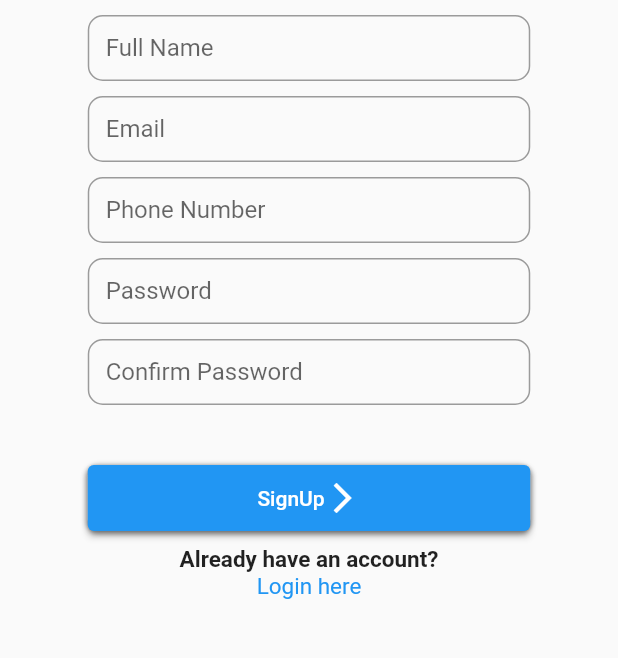
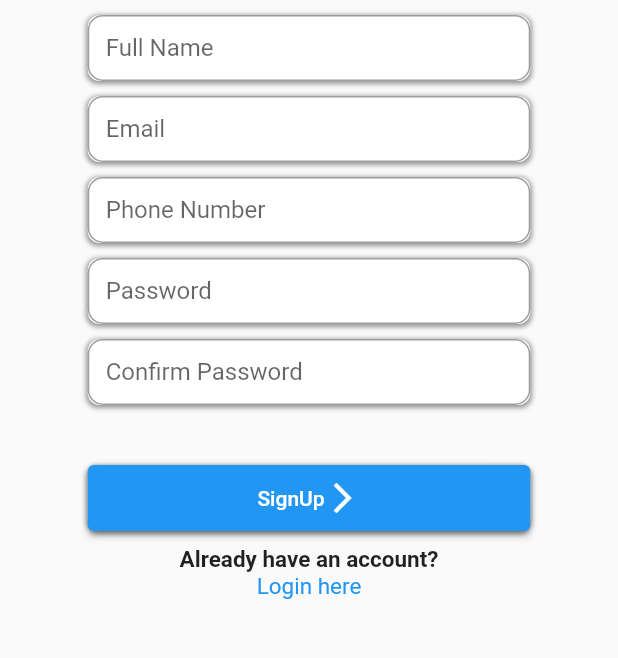
Before and after one commit to Piexie3/android_solution, a Flutter app: the screen it shows after launch, after a tap on "Signup here", on a phone screen of 412 x 824 dp, the part 300-958 px from its top. Run offline on Flutter 3.47's test engine with Material 2 defaults, Android fonts, the light colour scheme and no system bars; our stand-ins replace cloud_firestore, country_picker, firebase_auth, firebase_core, pinput; accounts and stored records are empty.

Commit message:
text input update

```diff
--- a/lib/pages/login_screen.dart
+++ b/lib/pages/login_screen.dart
@@ -151,7 +151,18 @@ class _LoginScreenState extends State<LoginScreen> {
         width: 295,
         margin: EdgeInsets.only(
           top: 10,
-        ),
+        ),decoration: BoxDecoration(
+        color: Colors.white,
+        borderRadius: BorderRadius.circular(8),
+        boxShadow: const [
+          BoxShadow(
+            color: Color.fromARGB(255, 151, 151, 151),
+            spreadRadius: 1,
+            blurRadius: 2,
+            offset: Offset(0, 1),
+          )
+        ],
+      ),
         child: TextField(
           controller: controller,
           maxLines: 1,
--- a/lib/pages/signup_screen.dart
+++ b/lib/pages/signup_screen.dart
@@ -87,7 +87,7 @@ class _SignupScreenState extends State<SignupScreen> {
       body: SafeArea(
         child: SingleChildScrollView(
           child: Container(
-            padding: const EdgeInsets.only(top: 100),
+
             child: Column(
               crossAxisAlignment: CrossAxisAlignment.center,
               children: [
@@ -216,7 +216,18 @@ class _SignupScreenState extends State<SignupScreen> {
         width: 295,
         margin: EdgeInsets.only(
           top: 10,
-        ),
+        ),decoration: BoxDecoration(
+        color: Colors.white,
+        borderRadius: BorderRadius.circular(8),
+        boxShadow: const [
+          BoxShadow(
+            color: Color.fromARGB(255, 151, 151, 151),
+            spreadRadius: 1,
+            blurRadius: 2,
+            offset: Offset(0, 1),
+          )
+        ],
+      ),
         child: TextField(
           controller: controller,
           maxLines: 1,
@@ -270,6 +281,7 @@ class _SignupScreenState extends State<SignupScreen> {
 
   _buildLogo() {
     return Container(
+      padding: const EdgeInsets.only(top: 100),
       child: Image.asset(
         "assets/logo.png",
         height: 100,
```
